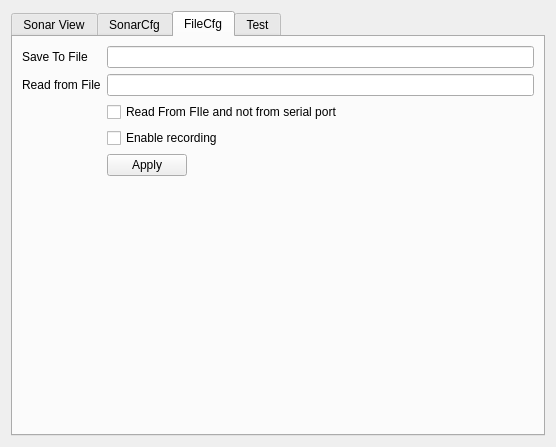
First picture: the form in Module_ScanningSonar/form.ui, repository iti-luebeck/HANSE2011, before the edit.
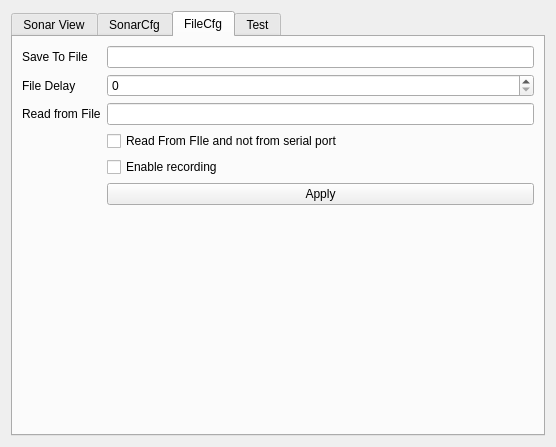
Second picture: the form after the edit. The open tabs and pages were chosen to show the change.

Patch:
```diff
--- a/Module_ScanningSonar/form.ui
+++ b/Module_ScanningSonar/form.ui
@@ -186,9 +186,6 @@
        <string>FileCfg</string>
       </attribute>
       <layout class="QFormLayout" name="formLayout_2">
-       <property name="fieldGrowthPolicy">
-        <enum>QFormLayout::ExpandingFieldsGrow</enum>
-       </property>
        <item row="0" column="0">
         <widget class="QLabel" name="label_12">
          <property name="text">
@@ -199,37 +196,51 @@
        <item row="0" column="1">
         <widget class="QLineEdit" name="recorderFilename"/>
        </item>
-       <item row="4" column="0">
+       <item row="1" column="0">
+        <widget class="QLabel" name="label_13">
+         <property name="text">
+          <string>File Delay</string>
+         </property>
+        </widget>
+       </item>
+       <item row="1" column="1">
+        <widget class="QSpinBox" name="fileReaderDelay">
+         <property name="maximum">
+          <number>10000</number>
+         </property>
+        </widget>
+       </item>
+       <item row="2" column="0">
         <widget class="QLabel" name="label_11">
          <property name="text">
           <string>Read from File</string>
          </property>
         </widget>
        </item>
-       <item row="4" column="1">
+       <item row="2" column="1">
         <widget class="QLineEdit" name="fileName"/>
        </item>
-       <item row="5" column="1">
+       <item row="3" column="1">
         <widget class="QCheckBox" name="readFileCheckbox">
          <property name="text">
           <string>Read From FIle and not from serial port</string>
          </property>
         </widget>
        </item>
-       <item row="7" column="1">
-        <widget class="QPushButton" name="fileCfgApply">
-         <property name="text">
-          <string>Apply</string>
-         </property>
-        </widget>
-       </item>
-       <item row="6" column="1">
+       <item row="4" column="1">
         <widget class="QCheckBox" name="enableRecording">
          <property name="text">
           <string>Enable recording</string>
          </property>
         </widget>
        </item>
+       <item row="5" column="1">
+        <widget class="QPushButton" name="fileCfgApply">
+         <property name="text">
+          <string>Apply</string>
+         </property>
+        </widget>
+       </item>
       </layout>
      </widget>
      <widget class="QWidget" name="tab_3">
```
Left out of the diff: 4 changed lines with no effect on the pictures.
